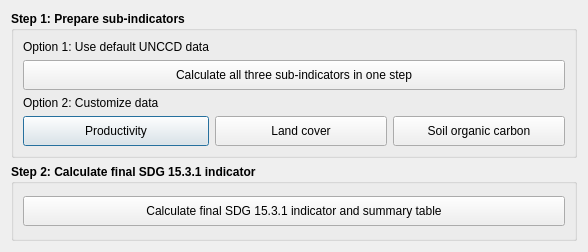
Before: the Qt Designer form LDMP/gui/DlgCalculate.ui in ConservationInternational/trends.earth, drawn with Qt 5.
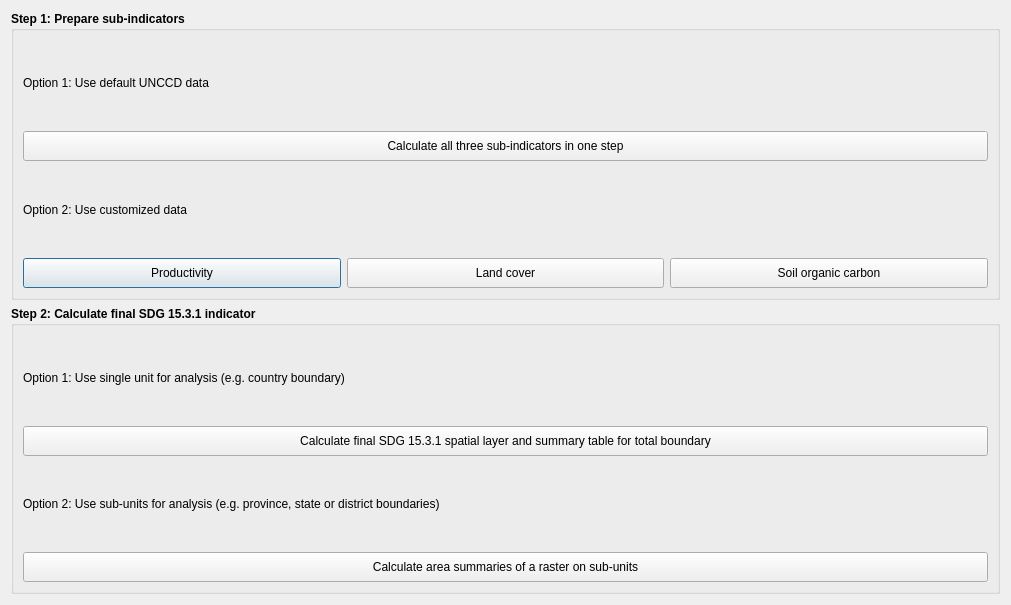
After: the same form once the commit is applied.

The edit to the form file:
```diff
--- a/LDMP/gui/DlgCalculate.ui
+++ b/LDMP/gui/DlgCalculate.ui
@@ -9,8 +9,8 @@
    <rect>
     <x>0</x>
     <y>0</y>
-    <width>588</width>
-    <height>252</height>
+    <width>1011</width>
+    <height>605</height>
    </rect>
   </property>
   <property name="sizePolicy">
@@ -133,7 +133,7 @@
          </font>
         </property>
         <property name="text">
-         <string>Option 2: Customize data</string>
+         <string>Option 2: Use customized data</string>
         </property>
        </widget>
       </item>
@@ -153,7 +153,20 @@
      </property>
      <layout class="QVBoxLayout" name="verticalLayout">
       <item>
-       <widget class="QPushButton" name="btn_sdg_advanced">
+       <widget class="QLabel" name="label_4">
+        <property name="font">
+         <font>
+          <weight>50</weight>
+          <bold>false</bold>
+         </font>
+        </property>
+        <property name="text">
+         <string>Option 1: Use single unit for analysis (e.g. country boundary)</string>
+        </property>
+       </widget>
+      </item>
+      <item>
+       <widget class="QPushButton" name="btn_summary_single_polygon">
         <property name="minimumSize">
          <size>
           <width>0</width>
@@ -167,7 +180,39 @@
          </font>
         </property>
         <property name="text">
-         <string>Calculate final SDG 15.3.1 indicator and summary table</string>
+         <string>Calculate final SDG 15.3.1 spatial layer and summary table for total boundary</string>
+        </property>
+       </widget>
+      </item>
+      <item>
+       <widget class="QLabel" name="label_3">
+        <property name="font">
+         <font>
+          <weight>50</weight>
+          <bold>false</bold>
+         </font>
+        </property>
+        <property name="text">
+         <string>Option 2: Use sub-units for analysis (e.g. province, state or district boundaries)</string>
+        </property>
+       </widget>
+      </item>
+      <item>
+       <widget class="QPushButton" name="btn_summary_multi_polygons">
+        <property name="minimumSize">
+         <size>
+          <width>0</width>
+          <height>30</height>
+         </size>
+        </property>
+        <property name="font">
+         <font>
+          <weight>50</weight>
+          <bold>false</bold>
+         </font>
+        </property>
+        <property name="text">
+         <string>Calculate area summaries of a raster on sub-units</string>
         </property>
        </widget>
       </item>
```
